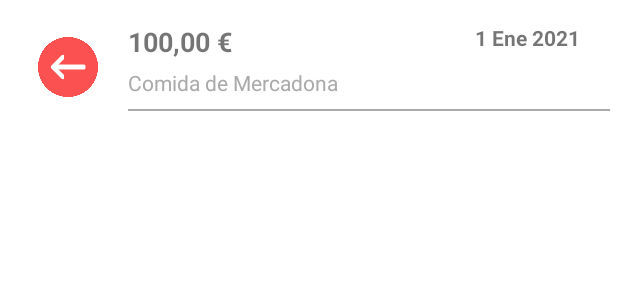
After one commit to MMJimenez/OutlayCalc, an Android app: the layout item_movement_3.xml on its own in the app's theme, with its tools: preview values and no code run, on a phone screen of 412 x 824 dp. The commit adds this screen. Shown: the top 300 px of the screen. Run offline under Robolectric (Android 15) with nearby library versions, the phone set to English and light mode, and no system bars.

Commit message:
item_movement_3 added txtDate

```diff
--- a/app/src/main/java/com/example/outlaycalc/adapters/MovementsAdapter.kt
+++ b/app/src/main/java/com/example/outlaycalc/adapters/MovementsAdapter.kt
@@ -11,6 +11,10 @@ import com.example.outlaycalc.models.Movement
 import com.firebase.ui.firestore.FirestoreRecyclerAdapter
 import com.firebase.ui.firestore.FirestoreRecyclerOptions
 import kotlinx.android.synthetic.main.item_movement.view.*
+import kotlinx.android.synthetic.main.item_movement.view.iconOutlay
+import kotlinx.android.synthetic.main.item_movement.view.txtAmount
+import kotlinx.android.synthetic.main.item_movement.view.txtDesiption
+import kotlinx.android.synthetic.main.item_movement_3.view.*
 
 class MovementsAdapter(
     recyclerOptions: FirestoreRecyclerOptions<Movement>, val clickAction: CustomItemListener
@@ -19,7 +23,7 @@ class MovementsAdapter(
 
     override fun onCreateViewHolder(parent: ViewGroup, viewType: Int): MovementsViewHolder {
         val view =
-            LayoutInflater.from(parent.context).inflate(R.layout.item_movement, parent, false)
+            LayoutInflater.from(parent.context).inflate(R.layout.item_movement_3, parent, false)
         return MovementsViewHolder(view)
     }
 
@@ -43,6 +47,7 @@ class MovementsAdapter(
         fun bindData(movement: Movement) {
             itemView.txtDesiption.text = movement.description
             itemView.txtAmount.text = "${movement.amount} €"
+            itemView.txtDate.text = movement.date.toString()
 
             if (!movement.outlay) {
                 itemView.iconOutlay.setImageResource(R.drawable.ic_arrow_right)
--- /dev/null
+++ b/app/src/main/res/layout/item_movement_3.xml
@@ -0,0 +1,81 @@
+<?xml version="1.0" encoding="utf-8"?>
+<LinearLayout xmlns:android="http://schemas.android.com/apk/res/android"
+    android:layout_width="match_parent"
+    android:layout_height="wrap_content"
+    android:layout_margin="5dp"
+    android:background="#293379"
+    android:backgroundTint="@android:color/white"
+    android:orientation="horizontal"
+    android:paddingTop="10dp"
+    android:paddingBottom="10dp">
+
+    <androidx.appcompat.widget.AppCompatImageView
+        android:id="@+id/iconOutlay"
+        android:layout_width="0dp"
+        android:layout_height="40dp"
+        android:layout_gravity="center"
+        android:layout_weight="2"
+        android:src="@drawable/ic_arrow_left" />
+
+    <LinearLayout
+        android:layout_width="0dp"
+        android:layout_height="wrap_content"
+        android:layout_weight="8"
+        android:orientation="vertical">
+
+        <LinearLayout
+            android:layout_width="match_parent"
+            android:layout_height="0dp"
+            android:layout_weight="5"
+            android:orientation="horizontal"
+            android:layout_marginEnd="20dp">
+
+            <com.google.android.material.textview.MaterialTextView
+                android:id="@+id/txtAmount"
+                android:layout_width="match_parent"
+                android:layout_height="match_parent"
+                android:layout_marginBottom="5dp"
+                android:layout_weight="5"
+                android:text="100,00 €"
+                android:textSize="18sp"
+                android:textStyle="bold" />
+
+            <com.google.android.material.textview.MaterialTextView
+                android:id="@+id/txtDate"
+                android:layout_width="match_parent"
+                android:layout_height="match_parent"
+                android:layout_marginBottom="5dp"
+                android:layout_weight="5"
+                android:text="1 Ene 2021"
+                android:textStyle="bold"
+                android:gravity="end"
+                android:textSize="14dp" />
+
+        </LinearLayout>
+
+        <LinearLayout
+            android:layout_width="wrap_content"
+            android:layout_height="0dp"
+            android:layout_weight="5"
+            android:orientation="horizontal">
+
+            <com.google.android.material.textview.MaterialTextView
+                android:id="@+id/txtDesiption"
+                android:layout_width="match_parent"
+                android:layout_height="match_parent"
+                android:layout_marginBottom="8dp"
+                android:layout_weight="5"
+                android:text="Comida de Mercadona"
+                android:textColor="@android:color/darker_gray"
+                android:textSize="14dp" />
+
+        </LinearLayout>
+
+        <View
+            android:layout_width="match_parent"
+            android:layout_height="1dp"
+            android:background="@android:color/darker_gray" />
+
+    </LinearLayout>
+
+</LinearLayout>
```
